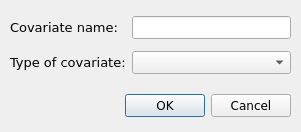
First picture: the form in src/rc_metastudio/forms/new_covariate_dlg.ui, repository AliSalman-et-al/openmeta-analyst-community, before the edit.
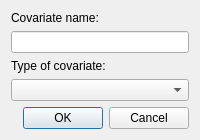
Second picture: the form after the edit. Icons and pictures are not drawn. Custom widgets are drawn as their Qt base class.

```diff
--- a/src/rc_metastudio/forms/new_covariate_dlg.ui
+++ b/src/rc_metastudio/forms/new_covariate_dlg.ui
@@ -2,157 +2,23 @@
 <ui version="4.0">
  <class>new_covariate_dialog</class>
  <widget class="QDialog" name="new_covariate_dialog">
-  <property name="enabled">
-   <bool>true</bool>
-  </property>
-  <property name="geometry">
-   <rect>
-    <x>0</x>
-    <y>0</y>
-    <width>301</width>
-    <height>132</height>
-   </rect>
-  </property>
-  <property name="minimumSize">
-   <size>
-    <width>301</width>
-    <height>132</height>
-   </size>
-  </property>
-  <property name="maximumSize">
-   <size>
-    <width>301</width>
-    <height>132</height>
-   </size>
-  </property>
-  <property name="font">
-   <font>
-    <family>Verdana</family>
-   </font>
-  </property>
-  <property name="windowTitle">
-   <string>Add Covariate</string>
-  </property>
-  <property name="windowIcon">
-   <iconset>
-    <normaloff>:/misc/meta.png</normaloff>:/misc/meta.png</iconset>
-  </property>
-  <widget class="QDialogButtonBox" name="buttonBox">
-   <property name="geometry">
-    <rect>
-     <x>10</x>
-     <y>90</y>
-     <width>281</width>
-     <height>32</height>
-    </rect>
-   </property>
-   <property name="font">
-    <font>
-     <family>Verdana</family>
-    </font>
-   </property>
-   <property name="orientation">
-    <enum>Qt::Horizontal</enum>
-   </property>
-   <property name="standardButtons">
-    <set>QDialogButtonBox::Cancel|QDialogButtonBox::Ok</set>
-   </property>
-  </widget>
-  <widget class="QWidget" name="layoutWidget">
-   <property name="geometry">
-    <rect>
-     <x>10</x>
-     <y>10</y>
-     <width>281</width>
-     <height>71</height>
-    </rect>
-   </property>
-   <layout class="QGridLayout" name="gridLayout">
-    <item row="0" column="0">
-     <widget class="QLabel" name="label_2">
-      <property name="font">
-       <font>
-        <family>Verdana</family>
-        <pointsize>10</pointsize>
-       </font>
-      </property>
-      <property name="text">
-       <string>Covariate name:</string>
-      </property>
-     </widget>
-    </item>
-    <item row="0" column="1">
-     <widget class="QLineEdit" name="covariate_name_le">
-      <property name="font">
-       <font>
-        <family>Verdana</family>
-       </font>
-      </property>
-      <property name="alignment">
-       <set>Qt::AlignCenter</set>
-      </property>
-     </widget>
-    </item>
-    <item row="1" column="0">
-     <widget class="QLabel" name="label">
-      <property name="font">
-       <font>
-        <family>Verdana</family>
-        <pointsize>10</pointsize>
-       </font>
-      </property>
-      <property name="text">
-       <string>Type of covariate:</string>
-      </property>
-     </widget>
-    </item>
-    <item row="1" column="1">
-     <widget class="QComboBox" name="datatype_cbo_box">
-      <property name="font">
-       <font>
-        <family>Verdana</family>
-       </font>
-      </property>
-     </widget>
-    </item>
-   </layout>
-  </widget>
+  <property name="geometry"><rect><x>0</x><y>0</y><width>0</width><height>0</height></rect></property>
+  <property name="windowTitle"><string>Add Covariate</string></property>
+  <property name="windowIcon"><iconset resource="images/icons.qrc"><normaloff>:/misc/meta.png</normaloff>:/misc/meta.png</iconset></property>
+  <layout class="QVBoxLayout" name="verticalLayout">
+   <item><layout class="QFormLayout" name="formLayout">
+    <property name="fieldGrowthPolicy"><enum>QFormLayout::AllNonFixedFieldsGrow</enum></property>
+    <property name="rowWrapPolicy"><enum>QFormLayout::WrapAllRows</enum></property>
+    <item row="0" column="0"><widget class="QLabel" name="label_2"><property name="text"><string>Covariate name:</string></property><property name="buddy"><cstring>covariate_name_le</cstring></property></widget></item>
+    <item row="0" column="1"><widget class="QLineEdit" name="covariate_name_le"><property name="alignment"><set>Qt::AlignCenter</set></property></widget></item>
+    <item row="1" column="0"><widget class="QLabel" name="label"><property name="text"><string>Type of covariate:</string></property><property name="buddy"><cstring>datatype_cbo_box</cstring></property></widget></item>
+    <item row="1" column="1"><widget class="AdaptiveComboBox" name="datatype_cbo_box"/></item>
+   </layout></item>
+   <item><widget class="QDialogButtonBox" name="buttonBox"><property name="orientation"><enum>Qt::Horizontal</enum></property><property name="standardButtons"><set>QDialogButtonBox::Cancel|QDialogButtonBox::Ok</set></property></widget></item>
+  </layout>
  </widget>
- <resources>
-  <include location="images/icons.qrc"/>
- </resources>
- <connections>
-  <connection>
-   <sender>buttonBox</sender>
-   <signal>accepted()</signal>
-   <receiver>new_covariate_dialog</receiver>
-   <slot>accept()</slot>
-   <hints>
-    <hint type="sourcelabel">
-     <x>248</x>
-     <y>254</y>
-    </hint>
-    <hint type="destinationlabel">
-     <x>157</x>
-     <y>274</y>
-    </hint>
-   </hints>
-  </connection>
-  <connection>
-   <sender>buttonBox</sender>
-   <signal>rejected()</signal>
-   <receiver>new_covariate_dialog</receiver>
-   <slot>reject()</slot>
-   <hints>
-    <hint type="sourcelabel">
-     <x>316</x>
-     <y>260</y>
-    </hint>
-    <hint type="destinationlabel">
-     <x>286</x>
-     <y>274</y>
-    </hint>
-   </hints>
-  </connection>
- </connections>
+ <customwidgets><customwidget><class>AdaptiveComboBox</class><extends>QComboBox</extends><header>adaptive_controls</header></customwidget></customwidgets>
+ <tabstops><tabstop>covariate_name_le</tabstop><tabstop>datatype_cbo_box</tabstop></tabstops>
+ <resources><include location="images/icons.qrc"/></resources>
+ <connections><connection><sender>buttonBox</sender><signal>accepted()</signal><receiver>new_covariate_dialog</receiver><slot>accept()</slot></connection><connection><sender>buttonBox</sender><signal>rejected()</signal><receiver>new_covariate_dialog</receiver><slot>reject()</slot></connection></connections>
 </ui>
```
